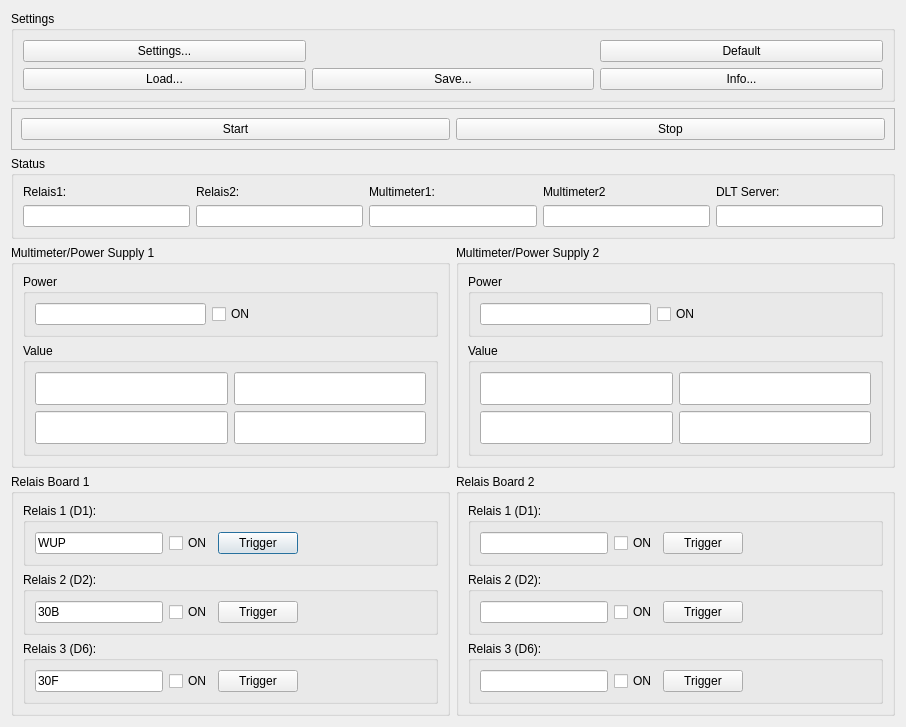
alexmucde/DLTPower, file dialog.ui: the form before one commit.
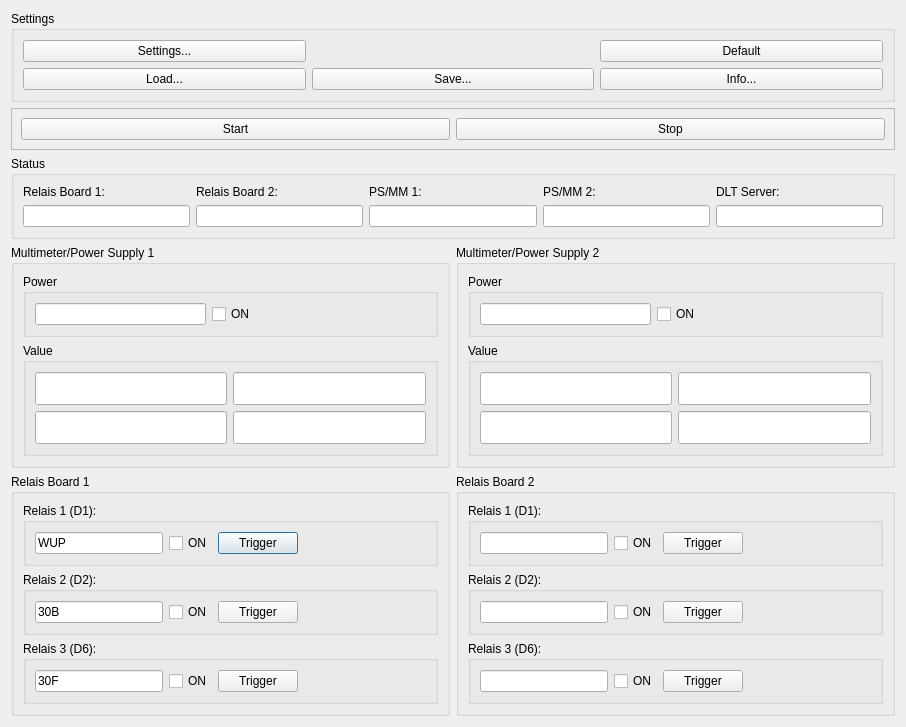
The form after the commit.

Diff of the .ui file:
```diff
--- a/dialog.ui
+++ b/dialog.ui
@@ -7,7 +7,7 @@
     <x>0</x>
     <y>0</y>
     <width>906</width>
-    <height>725</height>
+    <height>719</height>
    </rect>
   </property>
   <property name="sizePolicy">
@@ -83,7 +83,7 @@
           <property name="title">
            <string>Value</string>
           </property>
-          <layout class="QFormLayout" name="formLayout">
+          <layout class="QGridLayout" name="gridLayout_4">
            <item row="0" column="0">
             <widget class="QLineEdit" name="lineEditValueV1">
              <property name="font">
@@ -183,7 +183,7 @@
           <property name="title">
            <string>Value</string>
           </property>
-          <layout class="QFormLayout" name="formLayout_2">
+          <layout class="QGridLayout" name="gridLayout_5">
            <item row="0" column="0">
             <widget class="QLineEdit" name="lineEditValueV2">
              <property name="font">
@@ -618,7 +618,7 @@
       <item row="0" column="0">
        <widget class="QLabel" name="label_4">
         <property name="text">
-         <string>Relais1:</string>
+         <string>Relais Board 1:</string>
         </property>
        </widget>
       </item>
@@ -632,14 +632,14 @@
       <item row="0" column="2">
        <widget class="QLabel" name="label">
         <property name="text">
-         <string>Multimeter1:</string>
+         <string>PS/MM 1:</string>
         </property>
        </widget>
       </item>
       <item row="0" column="1">
        <widget class="QLabel" name="label_2">
         <property name="text">
-         <string>Relais2:</string>
+         <string>Relais Board 2:</string>
         </property>
        </widget>
       </item>
@@ -681,7 +681,7 @@
       <item row="0" column="3">
        <widget class="QLabel" name="label_3">
         <property name="text">
-         <string>Multimeter2</string>
+         <string>PS/MM 2:</string>
         </property>
        </widget>
       </item>
```
